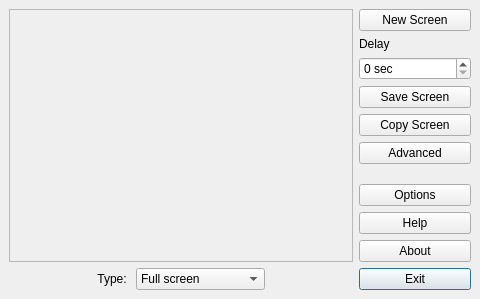
lxqt/screengrab, file src/ui/mainwindow.ui: the form before one commit.
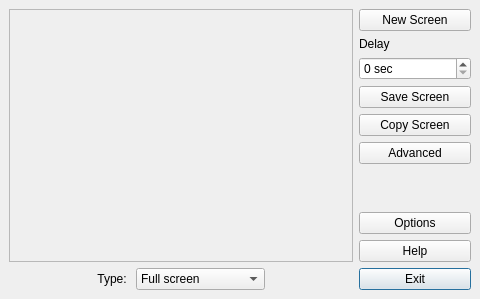
The form after the commit.

Commit message: Make "Help" a menu-button, with "Help" and "About" as menu items issue #29

Diff of the .ui file:
```diff
--- a/src/ui/mainwindow.ui
+++ b/src/ui/mainwindow.ui
@@ -337,31 +337,6 @@
           </property>
          </widget>
         </item>
-        <item>
-         <widget class="QPushButton" name="butInfo">
-          <property name="sizePolicy">
-           <sizepolicy hsizetype="Preferred" vsizetype="Fixed">
-            <horstretch>0</horstretch>
-            <verstretch>0</verstretch>
-           </sizepolicy>
-          </property>
-          <property name="minimumSize">
-           <size>
-            <width>112</width>
-            <height>0</height>
-           </size>
-          </property>
-          <property name="toolTip">
-           <string>Information about ScreenGrab</string>
-          </property>
-          <property name="text">
-           <string>About</string>
-          </property>
-          <property name="shortcut">
-           <string>Ctrl+I</string>
-          </property>
-         </widget>
-        </item>
         <item>
          <widget class="QPushButton" name="butQuit">
           <property name="sizePolicy">
```
Left out of the diff: 1 changed line with no effect on the pictures. The commit also changes 1 other file.
